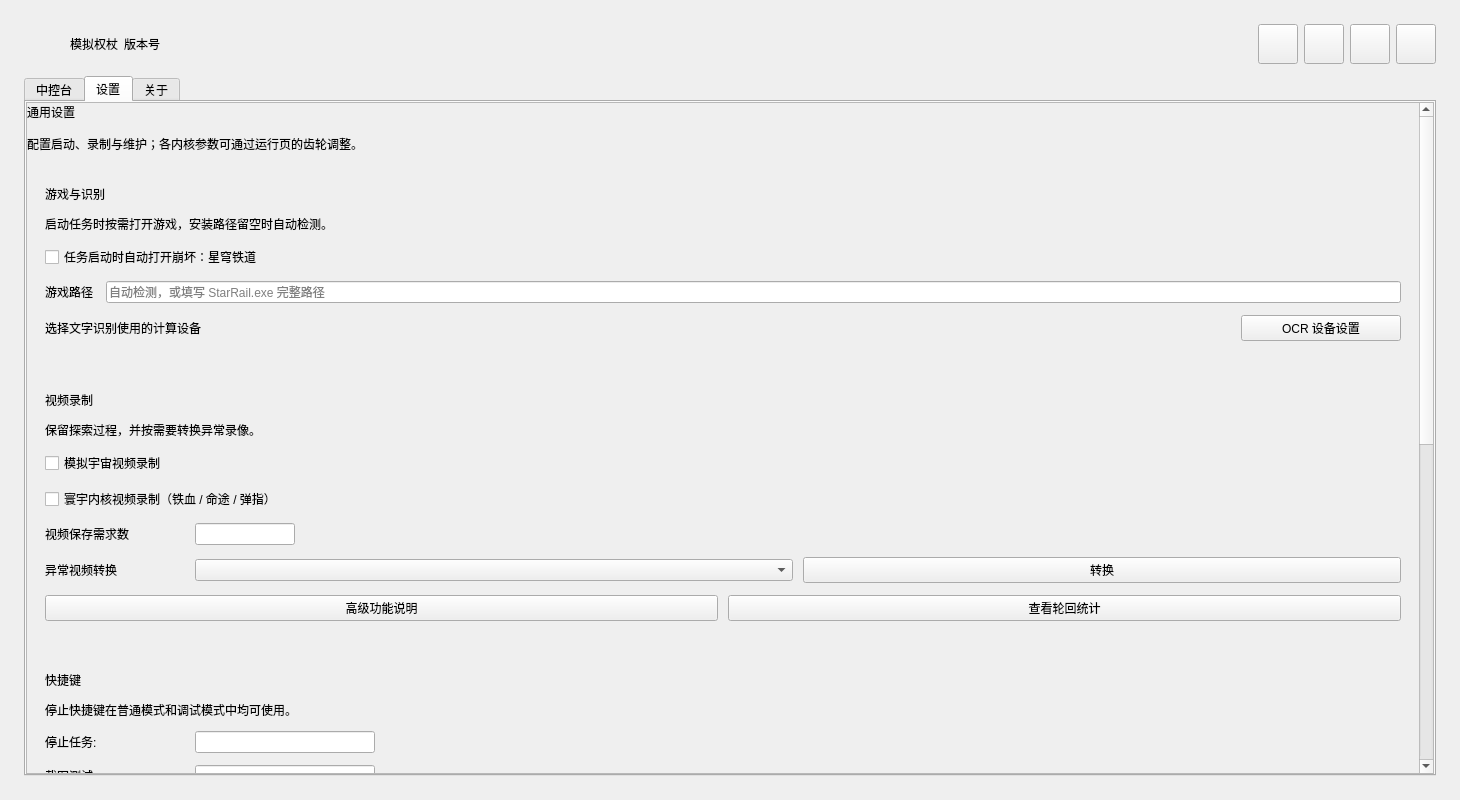
This is resource/ui/UI.ui in syfoud/Simulated_Scepter as Qt 5 draws it before an edit. The edited form follows.
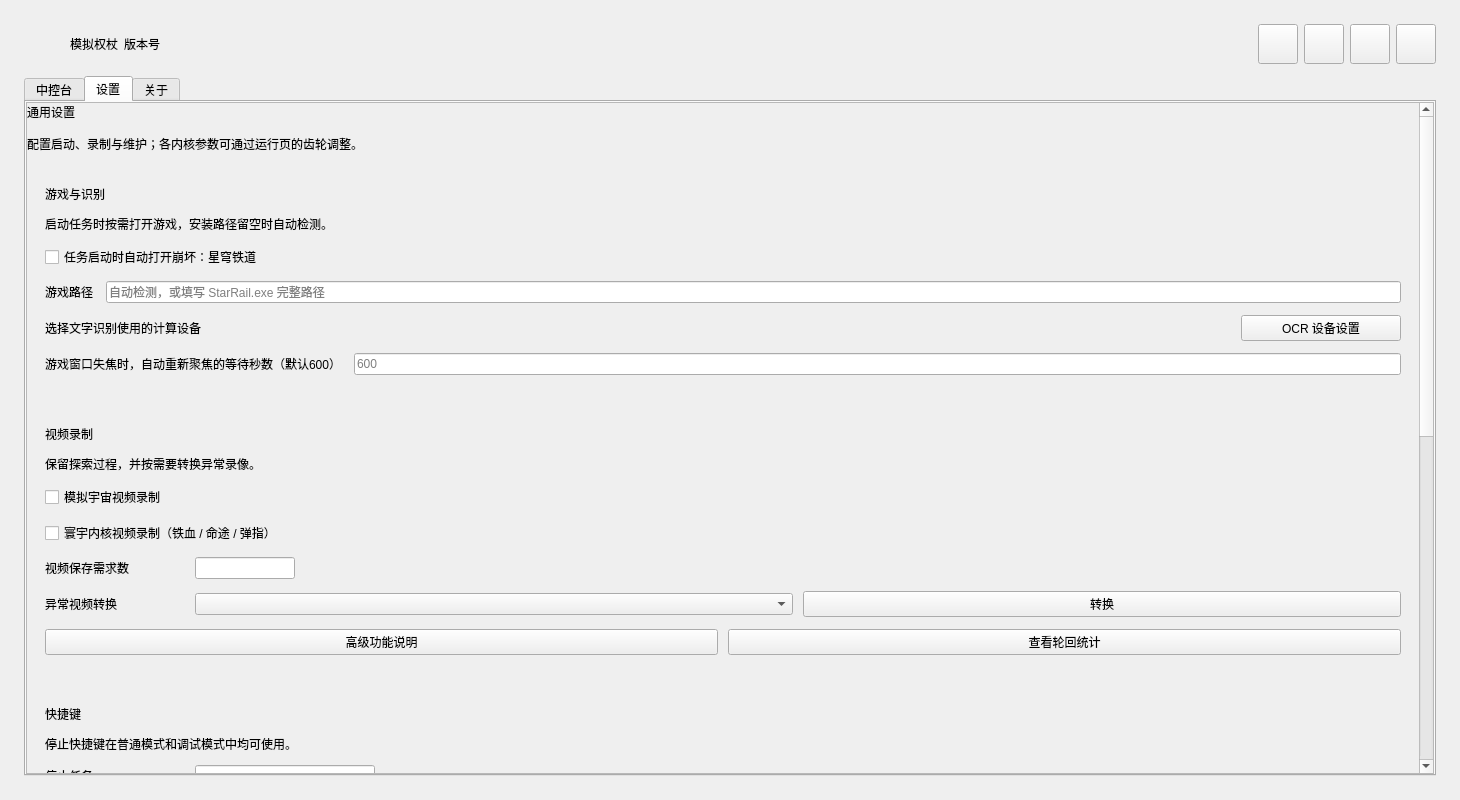
This is the edited form. The open tabs and pages were chosen to show the change. Icons and pictures are not drawn. Custom widgets are drawn as their Qt base class.

Commit message: 增加“游戏窗口失焦后重新聚焦等待时长”自定义项ui

Patch:
```diff
--- a/resource/ui/UI.ui
+++ b/resource/ui/UI.ui
@@ -1213,6 +1213,24 @@
                        </item>
                       </layout>
                      </item>
+                     <item>
+                      <layout class="QHBoxLayout" name="focus_reclaim_wait_row">
+                       <item>
+                        <widget class="QLabel" name="focus_reclaim_wait_label">
+                         <property name="text">
+                          <string>游戏窗口失焦时，自动重新聚焦的等待秒数（默认600）</string>
+                         </property>
+                        </widget>
+                       </item>
+                       <item stretch="1">
+                        <widget class="QLineEdit" name="focus_reclaim_wait_input">
+                         <property name="placeholderText">
+                          <string>600</string>
+                         </property>
+                        </widget>
+                       </item>
+                      </layout>
+                     </item>
                     </layout>
                    </widget>
                   </item>
```
